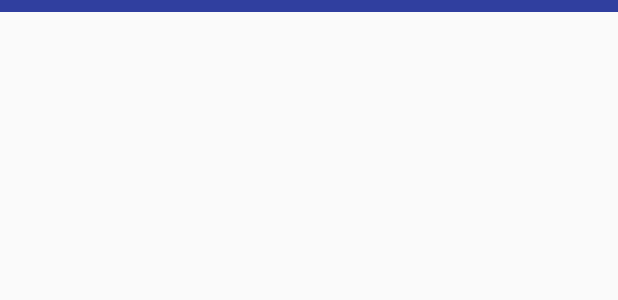
After one commit to Krishan14sharma/Ruler, an Android app: the layout view_horizontal_ruler.xml on its own in the app's theme, with its tools: preview values and no code run, on a phone screen of 412 x 824 dp. The commit adds this screen. Shown: the top 300 px of the screen. Run offline under Robolectric (Android 15) with nearby library versions, the phone set to English and light mode, and no system bars.

Commit message:
Rulers added

```diff
--- a/app/src/main/res/layout/activity_main.xml
+++ b/app/src/main/res/layout/activity_main.xml
@@ -26,4 +26,5 @@
         android:layout_centerVertical="true"
         android:layout_alignRight="@+id/button"
         android:layout_alignEnd="@+id/button" />
+
 </RelativeLayout>
--- a/app/src/main/res/layout/content_main.xml
+++ b/app/src/main/res/layout/content_main.xml
@@ -1,15 +1,9 @@
 <?xml version="1.0" encoding="utf-8"?>
 <RelativeLayout xmlns:android="http://schemas.android.com/apk/res/android"
-    xmlns:app="http://schemas.android.com/apk/res-auto"
     xmlns:tools="http://schemas.android.com/tools"
     android:layout_width="4dp"
     android:layout_height="match_parent"
     android:background="#b0c4de"
-    android:paddingBottom="@dimen/activity_vertical_margin"
-    android:paddingLeft="@dimen/activity_horizontal_margin"
-    android:paddingRight="@dimen/activity_horizontal_margin"
-    android:paddingTop="@dimen/activity_vertical_margin"
-    app:layout_behavior="@string/appbar_scrolling_view_behavior"
     tools:context="com.y29.developersruler.MainActivity">
 
 </RelativeLayout>
--- /dev/null
+++ b/app/src/main/res/layout/view_horizontal_ruler.xml
@@ -0,0 +1,8 @@
+<?xml version="1.0" encoding="utf-8"?>
+<RelativeLayout xmlns:android="http://schemas.android.com/apk/res/android"
+    android:layout_width="match_parent"
+    android:layout_height="8dp"
+    android:background="@color/colorPrimaryDark"
+    android:orientation="vertical">
+
+</RelativeLayout>
```
Also changed, not shown: app/src/main/java/com/y29/developersruler/DrawService.java (+8 -4 lines), app/src/main/java/com/y29/developersruler/view/DevView.java (added, +14 -0 lines), app/src/main/java/com/y29/developersruler/view/HorizontalRuler.java (added, +37 -0 lines), app/src/main/java/com/y29/developersruler/view/VerticalRuler.java (added, +37 -0 lines).
